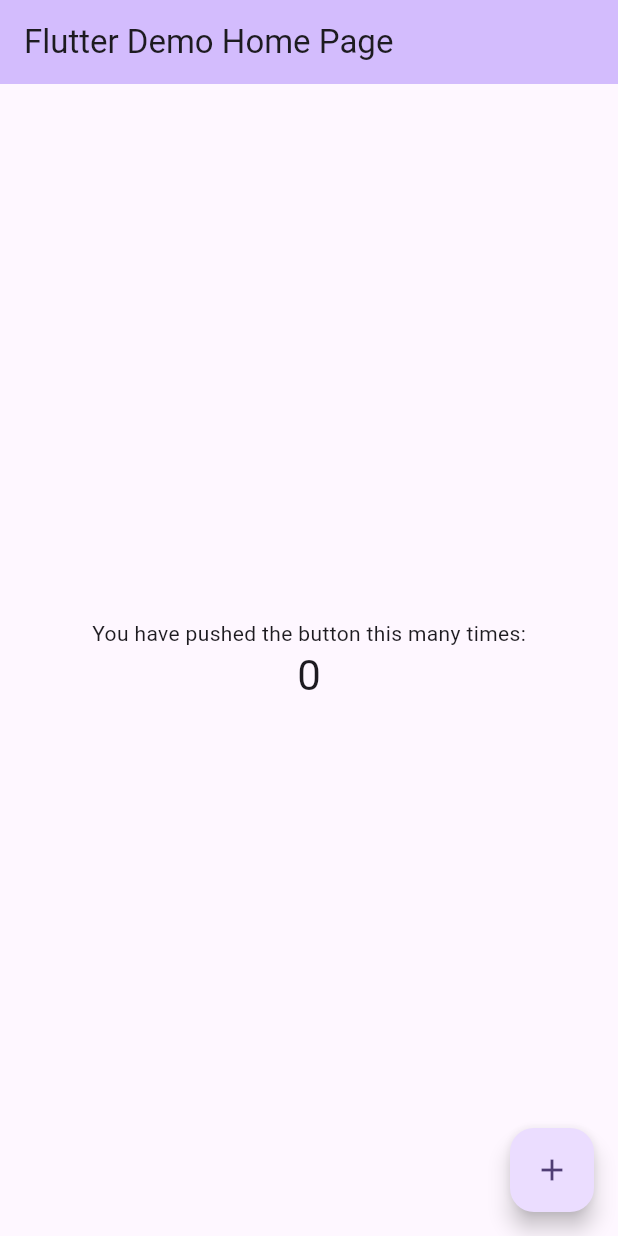
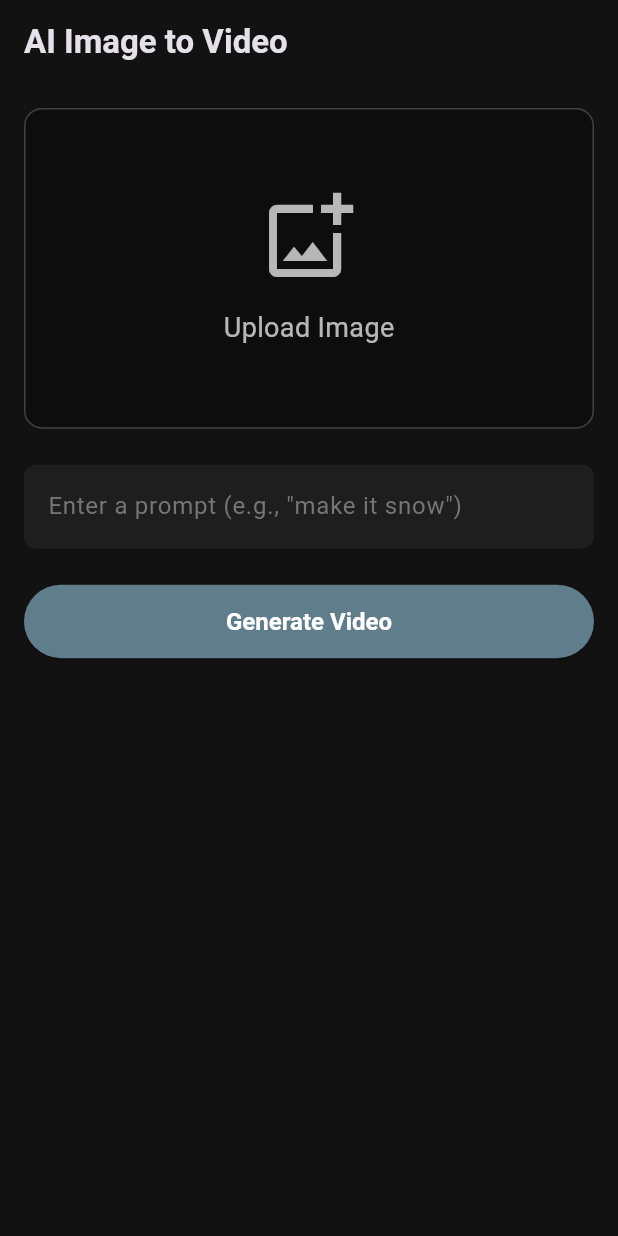
Before and after one commit to could-ai/019a5165-d0bd-790c-8e2d-d038d007c880, a Flutter app: the screen it shows after launch, on a phone screen of 412 x 824 dp. Run offline on Flutter 3.47's test engine with Material 3 defaults, Android fonts, the phone set to English and light mode, and no system bars.

Commit message:
Refactored main.dart to set up the application's root widget, theme, and initial route. The default counter app has been replaced with a new HomeScreen, which will serve as the main interface for the AI image-to-video functionality. A modern dark theme has been applied to provide a better user experience for a creative application.; Created the main user interface for the AI image-to-video feature. This new screen provides a stateful widget that manages the UI for image selection, prompt input, and video generation. It includes placeholders for the image and video, and simulates the video generation process with a progress bar to give users feedback. The layout is designed to be intuitive and responsive for a mobile experience.

```diff
--- /dev/null
+++ b/usr/lib/features/home/home_screen.dart
@@ -0,0 +1,183 @@
+import 'dart:async';
+
+import 'package:flutter/material.dart';
+
+class HomeScreen extends StatefulWidget {
+  const HomeScreen({super.key});
+
+  @override
+  State<HomeScreen> createState() => _HomeScreenState();
+}
+
+class _HomeScreenState extends State<HomeScreen> {
+  bool _imageSelected = false;
+  bool _isGenerating = false;
+  bool _videoGenerated = false;
+  double _progress = 0.0;
+  Timer? _timer;
+
+  void _uploadImage() {
+    setState(() {
+      _imageSelected = true;
+      _videoGenerated = false;
+      _progress = 0.0;
+    });
+  }
+
+  void _generateVideo() {
+    if (!_imageSelected) {
+      ScaffoldMessenger.of(context).showSnackBar(
+        const SnackBar(content: Text('Please upload an image first!')),
+      );
+      return;
+    }
+
+    setState(() {
+      _isGenerating = true;
+      _videoGenerated = false;
+      _progress = 0.0;
+    });
+
+    _timer?.cancel();
+    _timer = Timer.periodic(const Duration(milliseconds: 100), (timer) {
+      setState(() {
+        _progress += 0.01;
+        if (_progress >= 1.0) {
+          _timer?.cancel();
+          _isGenerating = false;
+          _videoGenerated = true;
+        }
+      });
+    });
+  }
+
+  @override
+  void dispose() {
+    _timer?.cancel();
+    super.dispose();
+  }
+
+  @override
+  Widget build(BuildContext context) {
+    return Scaffold(
+      appBar: AppBar(
+        title: const Text('AI Image to Video',
+            style: TextStyle(fontWeight: FontWeight.bold)),
+        backgroundColor: Colors.transparent,
+        elevation: 0,
+      ),
+      body: SingleChildScrollView(
+        child: Padding(
+          padding: const EdgeInsets.all(16.0),
+          child: Column(
+            crossAxisAlignment: CrossAxisAlignment.stretch,
+            children: [
+              _buildMediaDisplay(),
+              const SizedBox(height: 24),
+              const TextField(
+                decoration: InputDecoration(
+                  hintText: 'Enter a prompt (e.g., "make it snow")',
+                ),
+              ),
+              const SizedBox(height: 24),
+              ElevatedButton(
+                onPressed: _isGenerating ? null : _generateVideo,
+                child: Text(_isGenerating ? 'Generating...' : 'Generate Video'),
+              ),
+            ],
+          ),
+        ),
+      ),
+    );
+  }
+
+  Widget _buildMediaDisplay() {
+    return AspectRatio(
+      aspectRatio: 16 / 9,
+      child: Container(
+        decoration: BoxDecoration(
+          color: Colors.black26,
+          borderRadius: BorderRadius.circular(12),
+          border: Border.all(color: Colors.grey[800]!, width: 1),
+        ),
+        child: Center(
+          child: _buildMediaContent(),
+        ),
+      ),
+    );
+  }
+
+  Widget _buildMediaContent() {
+    if (_isGenerating) {
+      return Column(
+        mainAxisAlignment: MainAxisAlignment.center,
+        children: [
+          CircularProgressIndicator(value: _progress, color: Colors.white),
+          const SizedBox(height: 20),
+          Text('Generating video... ${(_progress * 100).toInt()}%',
+              style: const TextStyle(color: Colors.white)),
+        ],
+      );
+    }
+
+    if (_videoGenerated) {
+      return Stack(
+        alignment: Alignment.center,
+        children: [
+          Container(
+            color: Colors.black,
+            child: const Center(
+              child: Text('Video Preview',
+                  style: TextStyle(color: Colors.white54)),
+            ),
+          ),
+          Icon(Icons.play_circle_outline,
+              color: Colors.white.withOpacity(0.7), size: 64),
+        ],
+      );
+    }
+
+    if (_imageSelected) {
+      return Stack(
+        alignment: Alignment.center,
+        children: [
+          Container(
+            decoration: BoxDecoration(
+              borderRadius: BorderRadius.circular(12),
+              image: const DecorationImage(
+                image:
+                    NetworkImage('https://picsum.photos/seed/picsum/1280/720'),
+                fit: BoxFit.cover,
+              ),
+            ),
+          ),
+          Positioned(
+            bottom: 8,
+            right: 8,
+            child: TextButton.icon(
+                style: TextButton.styleFrom(
+                    backgroundColor: Colors.black.withOpacity(0.5),
+                    foregroundColor: Colors.white),
+                onPressed: _uploadImage,
+                icon: const Icon(Icons.change_circle_outlined, size: 18),
+                label: const Text('Change Image')),
+          )
+        ],
+      );
+    }
+
+    return InkWell(
+      onTap: _uploadImage,
+      child: const Column(
+        mainAxisAlignment: MainAxisAlignment.center,
+        children: [
+          Icon(Icons.add_photo_alternate_outlined,
+              size: 64, color: Colors.white70),
+          SizedBox(height: 16),
+          Text('Upload Image',
+              style: TextStyle(color: Colors.white70, fontSize: 18)),
+        ],
+      ),
+    );
+  }
+}
--- a/usr/lib/main.dart
+++ b/usr/lib/main.dart
@@ -1,4 +1,5 @@
 import 'package:flutter/material.dart';
+import 'package:couldai_user_app/features/home/home_screen.dart';
 
 void main() {
   runApp(const MyApp());
@@ -7,114 +8,39 @@ void main() {
 class MyApp extends StatelessWidget {
   const MyApp({super.key});
 
-  // This widget is the root of your application.
   @override
   Widget build(BuildContext context) {
     return MaterialApp(
-      title: 'Flutter Demo',
+      title: 'AI Image to Video',
       debugShowCheckedModeBanner: false,
       theme: ThemeData(
-        // This is the theme of your application.
-        //
-        // TRY THIS: Try running your application with "flutter run". You'll see
-        // the application has a purple toolbar. Then, without quitting the app,
-        // try changing the seedColor in the colorScheme below to Colors.green
-        // and then invoke "hot reload" (save your changes or press the "hot
-        // reload" button in a Flutter-supported IDE, or press "r" if you used
-        // the command line to start the app).
-        //
-        // Notice that the counter didn't reset back to zero; the application
-        // state is not lost during the reload. To reset the state, use hot
-        // restart instead.
-        //
-        // This works for code too, not just values: Most code changes can be
-        // tested with just a hot reload.
-        colorScheme: ColorScheme.fromSeed(seedColor: Colors.deepPurple),
+        brightness: Brightness.dark,
+        primaryColor: Colors.blueGrey,
+        scaffoldBackgroundColor: const Color(0xFF121212),
+        cardColor: const Color(0xFF1E1E1E),
+        textTheme: const TextTheme(
+          bodyLarge: TextStyle(color: Colors.white),
+          bodyMedium: TextStyle(color: Colors.white70),
+        ),
+        elevatedButtonTheme: ElevatedButtonThemeData(
+          style: ElevatedButton.styleFrom(
+            backgroundColor: Colors.blueGrey,
+            foregroundColor: Colors.white,
+            padding: const EdgeInsets.symmetric(horizontal: 30, vertical: 15),
+            textStyle: const TextStyle(fontSize: 16, fontWeight: FontWeight.bold),
+          ),
+        ),
+        inputDecorationTheme: InputDecorationTheme(
+          filled: true,
+          fillColor: const Color(0xFF1E1E1E),
+          border: OutlineInputBorder(
+            borderRadius: BorderRadius.circular(8),
+            borderSide: BorderSide.none,
+          ),
+          hintStyle: TextStyle(color: Colors.grey[600]),
+        ),
       ),
-      home: const MyHomePage(title: 'Flutter Demo Home Page'),
+      home: const HomeScreen(),
     );
   }
 }
-
-class MyHomePage extends StatefulWidget {
-  const MyHomePage({super.key, required this.title});
-
-  // This widget is the home page of your application. It is stateful, meaning
-  // that it has a State object (defined below) that contains fields that affect
-  // how it looks.
-
-  // This class is the configuration for the state. It holds the values (in this
-  // case the title) provided by the parent (in this case the App widget) and
-  // used by the build method of the State. Fields in a Widget subclass are
-  // always marked "final".
-
-  final String title;
-
-  @override
-  State<MyHomePage> createState() => _MyHomePageState();
-}
-
-class _MyHomePageState extends State<MyHomePage> {
-  int _counter = 0;
-
-  void _incrementCounter() {
-    setState(() {
-      // This call to setState tells the Flutter framework that something has
-      // changed in this State, which causes it to rerun the build method below
-      // so that the display can reflect the updated values. If we changed
-      // _counter without calling setState(), then the build method would not be
-      // called again, and so nothing would appear to happen.
-      _counter++;
-    });
-  }
-
-  @override
-  Widget build(BuildContext context) {
-    // This method is rerun every time setState is called, for instance as done
-    // by the _incrementCounter method above.
-    //
-    // The Flutter framework has been optimized to make rerunning build methods
-    // fast, so that you can just rebuild anything that needs updating rather
-    // than having to individually change instances of widgets.
-    return Scaffold(
-      appBar: AppBar(
-        // TRY THIS: Try changing the color here to a specific color (to
-        // Colors.amber, perhaps?) and trigger a hot reload to see the AppBar
-        // change color while the other colors stay the same.
-        backgroundColor: Theme.of(context).colorScheme.inversePrimary,
-        // Here we take the value from the MyHomePage object that was created by
-        // the App.build method, and use it to set our appbar title.
-        title: Text(widget.title),
-      ),
-      body: Center(
-        // Center is a layout widget. It takes a single child and positions it
-        // in the middle of the parent.
-        child: Column(
-          // Column is also a layout widget. It takes a list of children and
-          // arranges them vertically. By default, it sizes itself to fit its
-          // children horizontally, and tries to be as tall as its parent.
-          //
-          // Column has various properties to control how it sizes itself and
-          // how it positions its children. Here we use mainAxisAlignment to
-          // center the children vertically; the main axis here is the vertical
-          // axis because Columns are vertical (the cross axis would be
-          // horizontal).
-          //
-          // TRY THIS: Invoke "debug painting" (choose the "Toggle Debug Paint"
-          // action in the IDE, or press "p" in the console), to see the
-          // wireframe for each widget.
-          mainAxisAlignment: MainAxisAlignment.center,
-          children: <Widget>[
-            const Text('You have pushed the button this many times:'),
-            Text('$_counter', style: Theme.of(context).textTheme.headlineMedium),
-          ],
-        ),
-      ),
-      floatingActionButton: FloatingActionButton(
-        onPressed: _incrementCounter,
-        tooltip: 'Increment',
-        child: const Icon(Icons.add),
-      ), // This trailing comma makes auto-formatting nicer for build methods.
-    );
-  }
-}
```
